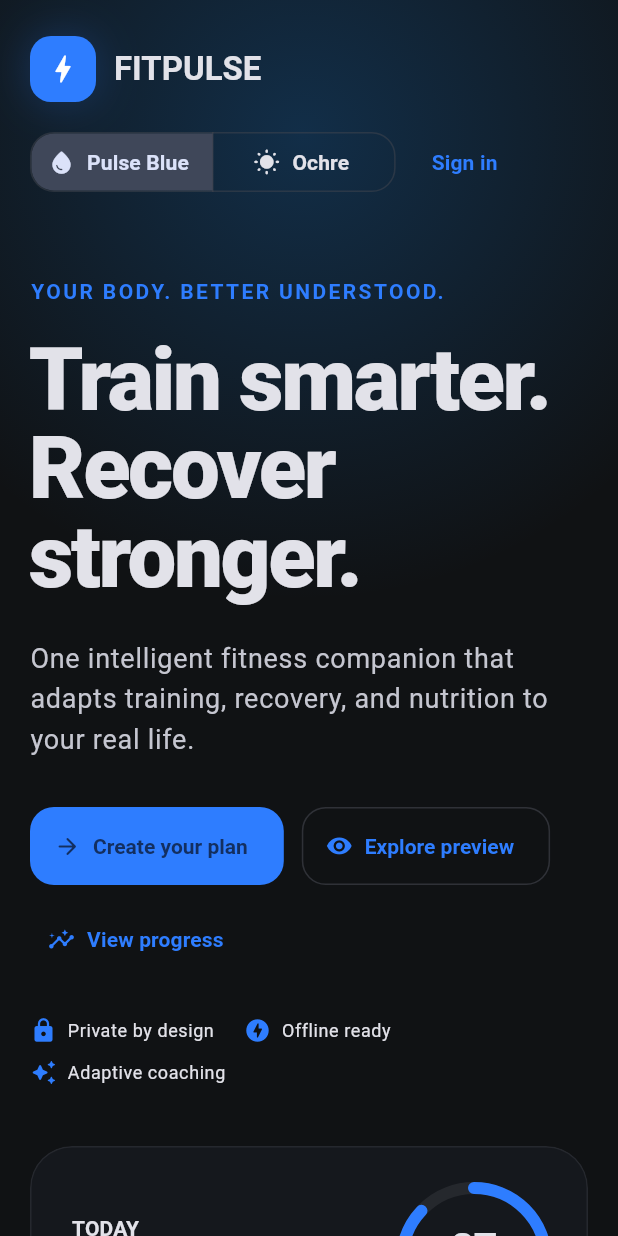
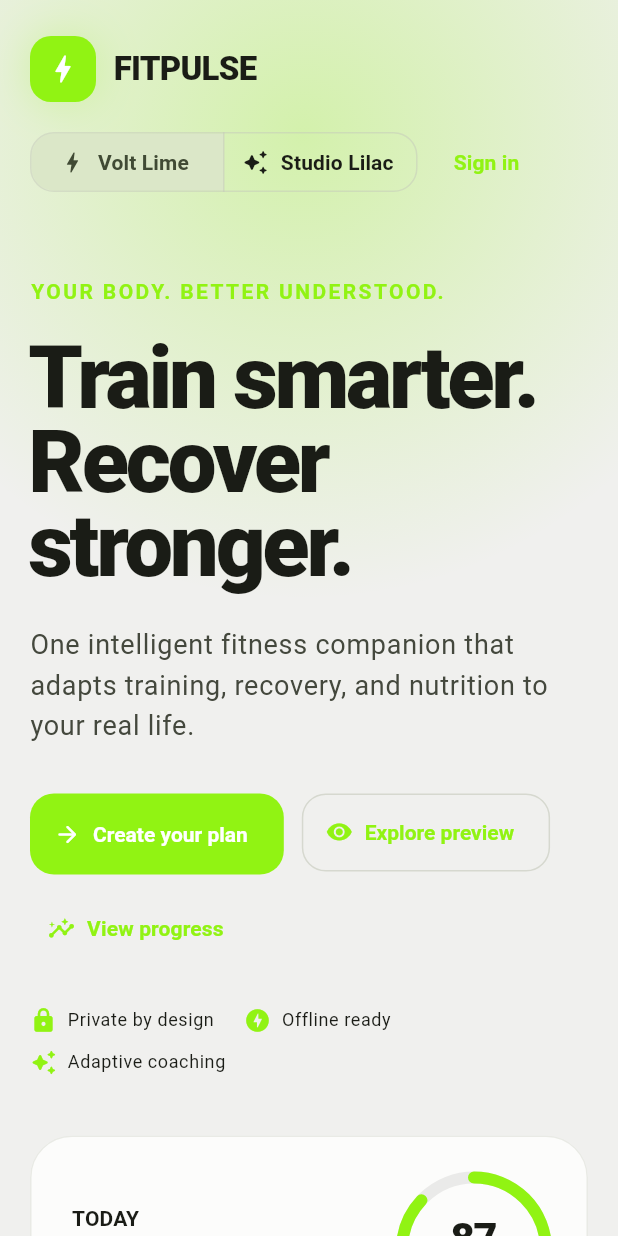
Before and after one commit to HyperspaceArchitecture/fitpulse, a Flutter app: the screen it shows after launch, on a phone screen of 412 x 824 dp. Run offline on Flutter 3.47's test engine with Material 3 defaults, Android fonts, the phone set to English and light mode, and no system bars; our stand-ins replace flutter_riverpod, go_router, shared_preferences.

Commit message:
Add personalized dashboard and editorial themes

```diff
--- a/lib/app.dart
+++ b/lib/app.dart
@@ -21,7 +21,7 @@ class FitPulseApp extends ConsumerWidget {
       debugShowCheckedModeBanner: false,
       theme: FitPulseTheme.forVariant(selectedTheme),
       darkTheme: FitPulseTheme.forVariant(selectedTheme),
-      themeMode: ThemeMode.dark,
+      themeMode: ThemeMode.light,
       routerConfig: router,
     );
   }
--- a/lib/core/routing/app_router.dart
+++ b/lib/core/routing/app_router.dart
@@ -1,6 +1,7 @@
 import 'package:fitpulse/features/auth/presentation/pages/forgot_password_page.dart';
 import 'package:fitpulse/features/auth/presentation/pages/register_page.dart';
 import 'package:fitpulse/features/auth/presentation/pages/sign_in_page.dart';
+import 'package:fitpulse/features/dashboard/presentation/pages/dashboard_page.dart';
 import 'package:fitpulse/features/landing/presentation/pages/landing_page.dart';
 import 'package:fitpulse/features/onboarding/presentation/pages/onboarding_page.dart';
 import 'package:fitpulse/features/progress/presentation/pages/progress_page.dart';
@@ -25,6 +26,9 @@ abstract final class AppRoutes {
 
   /// Offline-first fitness profile setup.
   static const onboarding = '/onboarding';
+
+  /// Personalized daily member dashboard.
+  static const dashboard = '/dashboard';
 
   /// Interactive Today experience preview.
   static const today = '/today';
@@ -56,6 +60,10 @@ final appRouterProvider = Provider<GoRouter>((ref) {
       GoRoute(
         path: AppRoutes.onboarding,
         builder: (context, state) => const OnboardingPage(),
+      ),
+      GoRoute(
+        path: AppRoutes.dashboard,
+        builder: (context, state) => const DashboardPage(),
       ),
       GoRoute(
         path: AppRoutes.today,
--- a/lib/core/theme/app_theme.dart
+++ b/lib/core/theme/app_theme.dart
@@ -67,23 +67,24 @@ class FitPulseColors extends ThemeExtension<FitPulseColors> {
 
 /// Builds the complete Material 3 design system for each FitPulse theme.
 abstract final class FitPulseTheme {
-  /// Returns a dark, premium theme for [variant].
+  /// Returns the premium editorial theme for [variant].
   static ThemeData forVariant(AppThemeVariant variant) {
     final palette = switch (variant) {
       AppThemeVariant.pulseBlue => _pulseBlue,
-      AppThemeVariant.ochre => _ochre,
+      AppThemeVariant.studioLilac => _studioLilac,
     };
     final scheme = ColorScheme.fromSeed(
       seedColor: palette.primary,
-      brightness: Brightness.dark,
+      brightness: palette.brightness,
       primary: palette.primary,
       secondary: palette.secondary,
+      tertiary: palette.tertiary,
       surface: palette.colors.panel,
       error: palette.colors.danger,
     );
     final base = ThemeData(
       useMaterial3: true,
-      brightness: Brightness.dark,
+      brightness: palette.brightness,
       colorScheme: scheme,
       scaffoldBackgroundColor: palette.colors.background,
       visualDensity: VisualDensity.adaptivePlatformDensity,
@@ -100,7 +101,8 @@ abstract final class FitPulseTheme {
       ),
       filledButtonTheme: FilledButtonThemeData(
         style: FilledButton.styleFrom(
-          minimumSize: const Size(48, 52),
+          foregroundColor: scheme.onPrimary,
+          minimumSize: const Size(48, 54),
           shape: RoundedRectangleBorder(
             borderRadius: BorderRadius.circular(16),
           ),
@@ -109,7 +111,7 @@ abstract final class FitPulseTheme {
       ),
       inputDecorationTheme: InputDecorationThemeData(
         filled: true,
-        fillColor: scheme.onSurface.withValues(alpha: 0.04),
+        fillColor: scheme.surfaceContainerHighest.withValues(alpha: 0.68),
         contentPadding: const EdgeInsets.symmetric(
           horizontal: 18,
           vertical: 18,
@@ -141,7 +143,8 @@ abstract final class FitPulseTheme {
       ),
       snackBarTheme: SnackBarThemeData(
         behavior: SnackBarBehavior.floating,
-        backgroundColor: palette.colors.panel,
+        backgroundColor: scheme.inverseSurface,
+        contentTextStyle: TextStyle(color: scheme.onInverseSurface),
         shape: RoundedRectangleBorder(borderRadius: BorderRadius.circular(16)),
       ),
       segmentedButtonTheme: SegmentedButtonThemeData(
@@ -160,56 +163,67 @@ abstract final class FitPulseTheme {
   static TextTheme _textTheme(TextTheme base) {
     return base.copyWith(
       displaySmall: base.displaySmall?.copyWith(
-        fontSize: 42,
-        height: 1.02,
-        fontWeight: FontWeight.w800,
-        letterSpacing: -1.6,
+        fontSize: 46,
+        height: 0.96,
+        fontWeight: FontWeight.w900,
+        letterSpacing: -2.2,
       ),
       headlineMedium: base.headlineMedium?.copyWith(
-        fontWeight: FontWeight.w700,
-        letterSpacing: -0.8,
+        fontWeight: FontWeight.w900,
+        letterSpacing: -1.1,
       ),
-      titleLarge: base.titleLarge?.copyWith(fontWeight: FontWeight.w700),
+      titleLarge: base.titleLarge?.copyWith(
+        fontWeight: FontWeight.w900,
+        letterSpacing: -0.5,
+      ),
       bodyLarge: base.bodyLarge?.copyWith(height: 1.5),
       labelLarge: base.labelLarge?.copyWith(fontWeight: FontWeight.w700),
     );
   }
 
   static const _pulseBlue = _ThemePalette(
-    primary: Color(0xFF2E7DFF),
-    secondary: Color(0xFF00C853),
+    brightness: Brightness.light,
+    primary: Color(0xFF91F313),
+    secondary: Color(0xFFFF8E93),
+    tertiary: Color(0xFF34C6D3),
     colors: FitPulseColors(
-      background: Color(0xFF101214),
-      panel: Color(0xFF171A1F),
-      success: Color(0xFF00C853),
-      warning: Color(0xFFFF9800),
-      danger: Color(0xFFE53935),
-      glow: Color(0xFF166FC1),
+      background: Color(0xFFF0F0EE),
+      panel: Color(0xFFFFFFFF),
+      success: Color(0xFF35B86B),
+      warning: Color(0xFFFFBF45),
+      danger: Color(0xFFE74962),
+      glow: Color(0xFF91F313),
     ),
   );
 
-  static const _ochre = _ThemePalette(
-    primary: Color(0xFFD9A441),
-    secondary: Color(0xFFF0C96A),
+  static const _studioLilac = _ThemePalette(
+    brightness: Brightness.light,
+    primary: Color(0xFFB69AE8),
+    secondary: Color(0xFFF1C9D4),
+    tertiary: Color(0xFFEF405F),
     colors: FitPulseColors(
-      background: Color(0xFF14110C),
-      panel: Color(0xFF211B12),
-      success: Color(0xFF94B67A),
-      warning: Color(0xFFE3A33B),
-      danger: Color(0xFFE15B45),
-      glow: Color(0xFF9A6820),
+      background: Color(0xFFF1F0EF),
+      panel: Color(0xFFFFFFFF),
+      success: Color(0xFF78A883),
+      warning: Color(0xFFE0A84A),
+      danger: Color(0xFFEF405F),
+      glow: Color(0xFFDCC8F5),
     ),
   );
 }
 
 class _ThemePalette {
   const _ThemePalette({
+    required this.brightness,
     required this.primary,
     required this.secondary,
+    required this.tertiary,
     required this.colors,
   });
 
+  final Brightness brightness;
   final Color primary;
   final Color secondary;
+  final Color tertiary;
   final FitPulseColors colors;
 }
--- a/lib/core/theme/app_theme_variant.dart
+++ b/lib/core/theme/app_theme_variant.dart
@@ -1,7 +1,7 @@
 /// The production visual systems available to FitPulse.
 enum AppThemeVariant {
-  pulseBlue('Pulse Blue', 'Cool, focused and energetic'),
-  ochre('Ochre', 'Warm, grounded and resilient');
+  pulseBlue('Volt Lime', 'Bold, graphic and high energy'),
+  studioLilac('Studio Lilac', 'Soft, expressive and editorial');
 
   const AppThemeVariant(this.label, this.description);
 
--- a/lib/core/theme/theme_preferences.dart
+++ b/lib/core/theme/theme_preferences.dart
@@ -4,7 +4,7 @@ import 'package:shared_preferences/shared_preferences.dart';
 
 /// Persistence boundary for the user's selected visual system.
 abstract interface class ThemePreferences {
-  /// Reads the saved theme, falling back to Pulse Blue.
+  /// Reads the saved theme, falling back to Volt Lime.
   Future<AppThemeVariant> read();
 
   /// Persists [variant] for future launches.
@@ -22,6 +22,7 @@ class SharedPreferencesThemePreferences implements ThemePreferences {
   @override
   Future<AppThemeVariant> read() async {
     final storedValue = await _preferences.getString(_key);
+    if (storedValue == 'ochre') return AppThemeVariant.studioLilac;
     return AppThemeVariant.values.firstWhere(
       (variant) => variant.name == storedValue,
       orElse: () => AppThemeVariant.pulseBlue,
--- a/lib/features/auth/presentation/pages/sign_in_page.dart
+++ b/lib/features/auth/presentation/pages/sign_in_page.dart
@@ -95,8 +95,8 @@ class _SignInPageState extends State<SignInPage> {
               ),
               const SizedBox(height: 12),
               OutlinedButton(
-                onPressed: () => context.go(AppRoutes.today),
-                child: const Text('Continue to app preview'),
+                onPressed: () => context.go(AppRoutes.dashboard),
+                child: const Text('Continue offline'),
               ),
               const SizedBox(height: 18),
               Row(
--- a/lib/features/onboarding/presentation/pages/onboarding_page.dart
+++ b/lib/features/onboarding/presentation/pages/onboarding_page.dart
@@ -100,7 +100,7 @@ class _OnboardingPageState extends ConsumerState<OnboardingPage> {
 
     try {
       await ref.read(profileControllerProvider.notifier).save(profile);
-      if (mounted) context.go(AppRoutes.today);
+      if (mounted) context.go(AppRoutes.dashboard);
     } on Object {
       if (!mounted) return;
       ScaffoldMessenger.of(context).showSnackBar(
@@ -597,7 +597,9 @@ class _BodyContextStep extends StatelessWidget {
             subtitle: showErrors && !acceptedSafety
                 ? Text(
                     'Required to continue',
-                    style: TextStyle(color: Theme.of(context).colorScheme.error),
+                    style: TextStyle(
+                      color: Theme.of(context).colorScheme.error,
+                    ),
                   )
                 : null,
           ),
--- a/lib/features/theme_preview/presentation/widgets/theme_selector.dart
+++ b/lib/features/theme_preview/presentation/widgets/theme_selector.dart
@@ -23,8 +23,8 @@ class ThemeSelector extends ConsumerWidget {
               value: variant,
               icon: Icon(
                 variant == AppThemeVariant.pulseBlue
-                    ? Icons.water_drop_rounded
-                    : Icons.wb_sunny_rounded,
+                    ? Icons.bolt_rounded
+                    : Icons.auto_awesome_rounded,
               ),
               label: Text(variant.label),
             ),
--- a/lib/shared/widgets/brand_mark.dart
+++ b/lib/shared/widgets/brand_mark.dart
@@ -25,9 +25,9 @@ class BrandMark extends StatelessWidget {
               ),
             ],
           ),
-          child: const SizedBox.square(
+          child: SizedBox.square(
             dimension: 44,
-            child: Icon(Icons.bolt_rounded, color: Colors.white),
+            child: Icon(Icons.bolt_rounded, color: theme.colorScheme.onPrimary),
           ),
         ),
         if (!compact) ...[
```
Also changed, not shown: lib/features/dashboard/data/dashboard_preview_data.dart (added, +19 -0 lines), lib/features/dashboard/domain/daily_plan.dart (added, +53 -0 lines), lib/features/dashboard/presentation/pages/dashboard_page.dart (added, +500 -0 lines), 7 other files.
